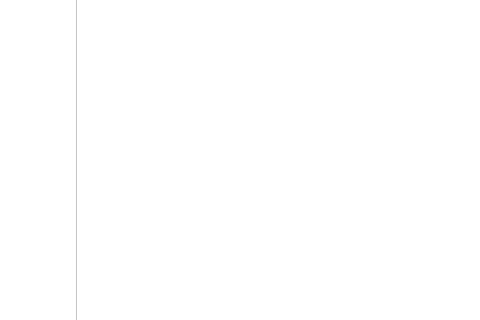
BrytanniADJ/meteoro-desktop, file telas/pag_vendas.ui: the form before one commit; both pictures show x 634 to 1114 and y 181 to 501 of the 1215 by 795 pixel window.
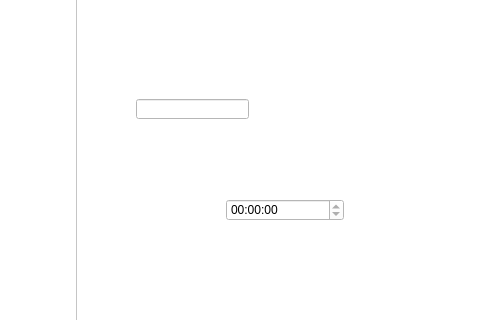
The form after the commit. Icons and pictures are not drawn.

```diff
--- a/telas/pag_vendas.ui
+++ b/telas/pag_vendas.ui
@@ -285,6 +285,32 @@
      <enum>QFrame::Raised</enum>
     </property>
    </widget>
+   <widget class="QLineEdit" name="lineEdit">
+    <property name="geometry">
+     <rect>
+      <x>770</x>
+      <y>280</y>
+      <width>113</width>
+      <height>20</height>
+     </rect>
+    </property>
+   </widget>
+   <widget class="QTimeEdit" name="timeEdit">
+    <property name="geometry">
+     <rect>
+      <x>860</x>
+      <y>380</y>
+      <width>118</width>
+      <height>22</height>
+     </rect>
+    </property>
+    <property name="readOnly">
+     <bool>true</bool>
+    </property>
+    <property name="calendarPopup">
+     <bool>false</bool>
+    </property>
+   </widget>
   </widget>
   <widget class="QMenuBar" name="menubar">
    <property name="geometry">
```
